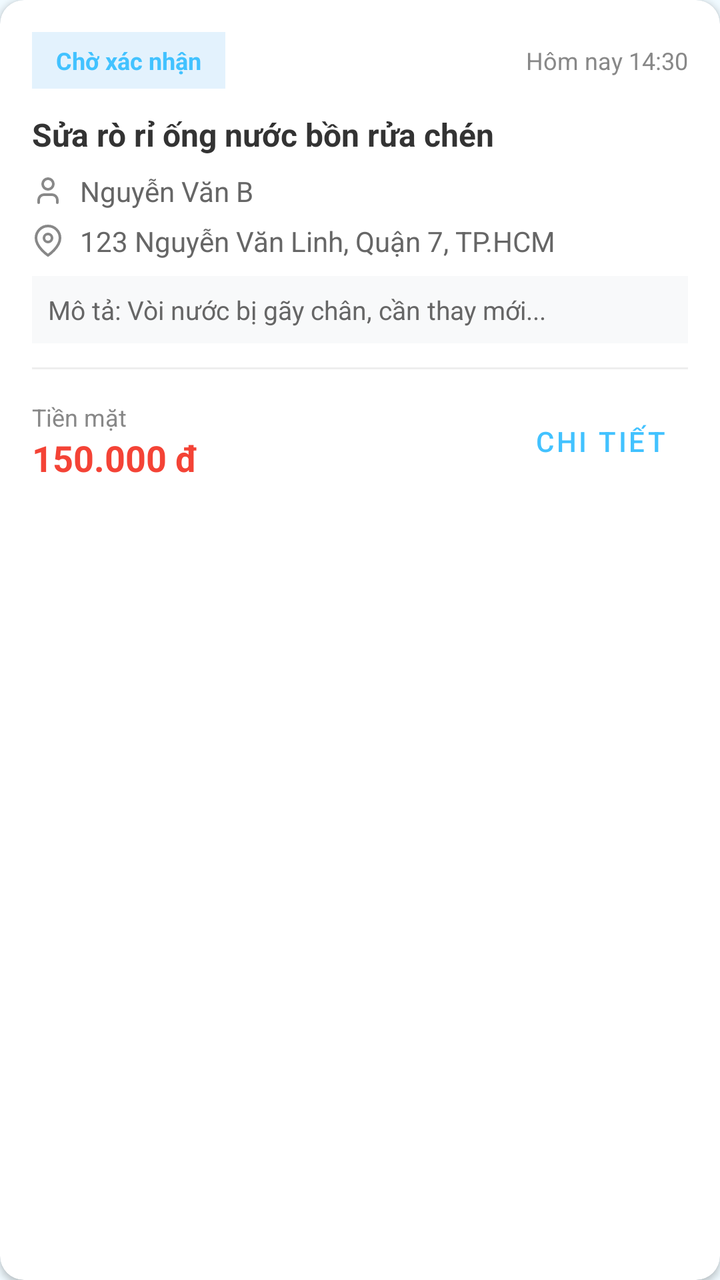
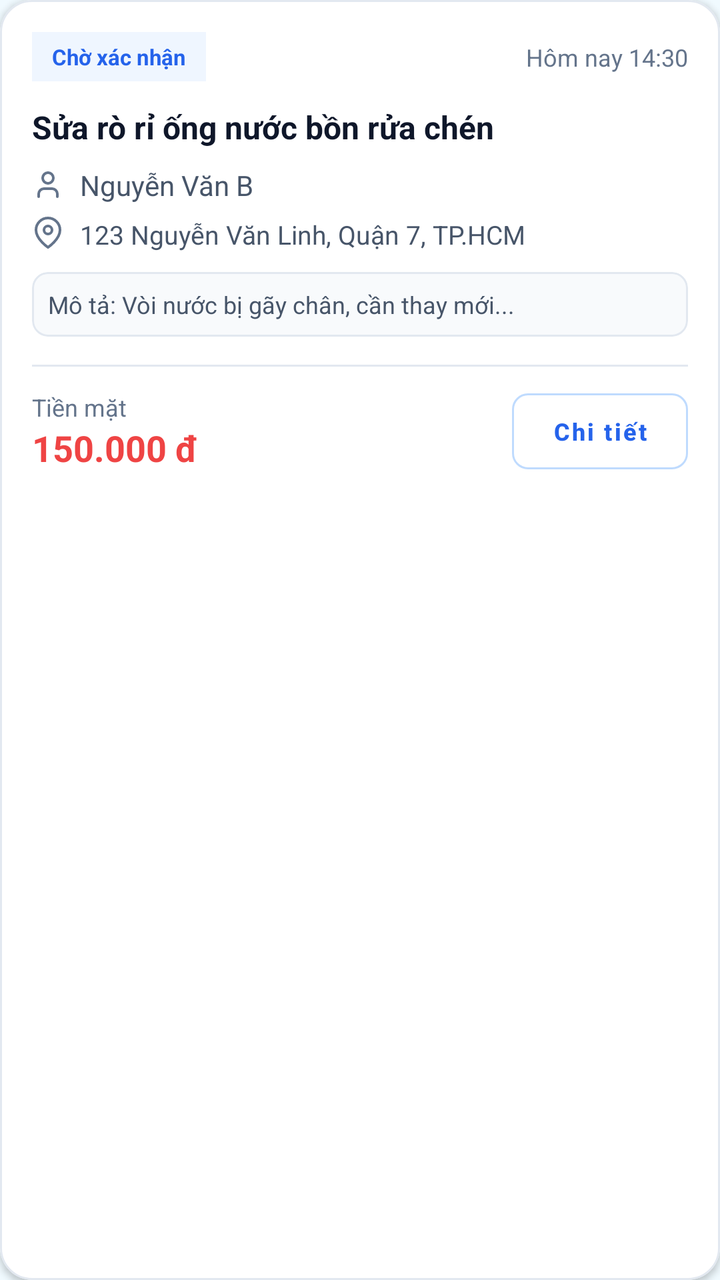

Two renders of the same Android screen: before a commit and after it. Below are the layout's source before the change and the commit's diff.
<!-- AndroidManifest.xml: application theme Theme.FixItVN -->
<!-- res/layout/item_worker_order_card.xml -->
<?xml version="1.0" encoding="utf-8"?>
<com.google.android.material.card.MaterialCardView xmlns:android="http://schemas.android.com/apk/res/android"
    xmlns:app="http://schemas.android.com/apk/res-auto"
    xmlns:tools="http://schemas.android.com/tools"
    style="@style/FixIt.Card.Content"
    android:layout_width="match_parent"
    android:layout_height="wrap_content"
    android:layout_marginBottom="12dp"
    app:cardCornerRadius="12dp">

    <LinearLayout
        android:layout_width="match_parent"
        android:layout_height="wrap_content"
        android:orientation="vertical"
        android:padding="16dp">

        <LinearLayout
            android:layout_width="match_parent"
            android:layout_height="wrap_content"
            android:gravity="center_vertical"
            android:orientation="horizontal">

            <TextView
                android:id="@+id/tvOrderStatus"
                style="@style/FixIt.Order.Badge"
                android:layout_width="wrap_content"
                android:layout_height="wrap_content"
                android:background="#E3F2FD"
                android:text="Chờ xác nhận"
                android:textColor="#42c2ff" />

            <TextView
                android:id="@+id/tvComplaintBadge"
                style="@style/FixIt.Order.Badge"
                android:layout_width="wrap_content"
                android:layout_height="wrap_content"
                android:layout_marginStart="8dp"
                android:background="#fee2e2"
                android:text="Khiếu nại"
                android:textColor="#ef4444"
                android:visibility="gone"
                tools:visibility="visible" />

            <View
                android:layout_width="0dp"
                android:layout_height="0dp"
                android:layout_weight="1" />

            <TextView
                android:id="@+id/tvOrderTime"
                android:layout_width="wrap_content"
                android:layout_height="wrap_content"
                android:text="Hôm nay 14:30"
                android:textColor="#888888"
                android:textSize="12sp" />
        </LinearLayout>

        <TextView
            android:id="@+id/tvOrderService"
            android:layout_width="match_parent"
            android:layout_height="wrap_content"
            android:layout_marginTop="12dp"
            android:text="Sửa rò rỉ ống nước bồn rửa chén"
            android:textColor="#333333"
            android:textSize="16sp"
            android:textStyle="bold" />

        <LinearLayout
            android:layout_width="match_parent"
            android:layout_height="wrap_content"
            android:layout_marginTop="8dp"
            android:gravity="center_vertical"
            android:orientation="horizontal">

            <ImageView
                android:layout_width="16dp"
                android:layout_height="16dp"
                android:src="@drawable/ic_lucide_user"
                app:tint="#888888" />

            <TextView
                android:id="@+id/tvCustomerName"
                style="@style/FixIt.Text.InfoRow"
                android:layout_width="wrap_content"
                android:layout_height="wrap_content"
                android:layout_marginStart="8dp"
                android:text="Nguyễn Văn B"
                android:textColor="#666666" />
        </LinearLayout>

        <LinearLayout
            android:layout_width="match_parent"
            android:layout_height="wrap_content"
            android:layout_marginTop="6dp"
            android:gravity="center_vertical"
            android:orientation="horizontal">

            <ImageView
                android:layout_width="16dp"
                android:layout_height="16dp"
                android:src="@drawable/ic_lucide_map_pin"
                app:tint="#888888" />

            <TextView
                android:id="@+id/tvOrderAddress"
                style="@style/FixIt.Text.InfoRow"
                android:layout_width="match_parent"
                android:layout_height="wrap_content"
                android:layout_marginStart="8dp"
                android:text="123 Nguyễn Văn Linh, Quận 7, TP.HCM"
                android:textColor="#666666" />
        </LinearLayout>

        <TextView
            android:id="@+id/tvOrderIssue"
            android:layout_width="match_parent"
            android:layout_height="wrap_content"
            android:layout_marginTop="8dp"
            android:background="#F8F9FA"
            android:padding="8dp"
            android:text="Mô tả: Vòi nước bị gãy chân, cần thay mới..."
            android:textColor="#666666"
            android:textSize="13sp"
            android:maxLines="2"
            android:ellipsize="end"/>

        <View
            android:layout_width="match_parent"
            android:layout_height="1dp"
            android:layout_marginTop="12dp"
            android:layout_marginBottom="12dp"
            android:background="#EEEEEE" />

        <RelativeLayout
            android:layout_width="match_parent"
            android:layout_height="wrap_content">

            <LinearLayout
                android:layout_width="wrap_content"
                android:layout_height="wrap_content"
                android:layout_centerVertical="true"
                android:orientation="vertical">

                <TextView
                    android:id="@+id/tvPaymentMethod"
                    android:layout_width="wrap_content"
                    android:layout_height="wrap_content"
                    android:text="Tiền mặt"
                    android:textColor="#888888"
                    android:textSize="12sp" />

                <TextView
                    android:id="@+id/tvOrderPrice"
                    android:layout_width="wrap_content"
                    android:layout_height="wrap_content"
                    android:text="150.000 đ"
                    android:textColor="#F44336"
                    android:textSize="18sp"
                    android:textStyle="bold" />
            </LinearLayout>

            <com.google.android.material.button.MaterialButton
                android:id="@+id/btnOrderDetail"
                style="@style/Widget.MaterialComponents.Button.TextButton"
                android:layout_width="wrap_content"
                android:layout_height="wrap_content"
                android:layout_alignParentEnd="true"
                android:layout_centerVertical="true"
                android:text="Chi tiết"
                android:textColor="#42c2ff"
                app:rippleColor="#2042c2ff" />
        </RelativeLayout>
    </LinearLayout>
</com.google.android.material.card.MaterialCardView>
<!-- resources referenced by this layout -->
<resources>
  <!-- drawable ic_lucide_map_pin (drawable) -->
  <vector xmlns:android="http://schemas.android.com/apk/res/android"
      android:width="24dp"
      android:height="24dp"
      android:viewportWidth="24"
      android:viewportHeight="24">
    <path
        android:pathData="M21,10c0,7 -9,13 -9,13s-9,-6 -9,-13a9,9 0,0 1,18 0z"
        android:strokeLineJoin="round"
        android:strokeWidth="2"
        android:strokeColor="#000000"
        android:strokeLineCap="round"/>
    <path
        android:pathData="M12,10m-3,0a3,3 0,1 1,6 0a3,3 0,1 1,-6 0"
        android:strokeLineJoin="round"
        android:strokeWidth="2"
        android:strokeColor="#000000"
        android:strokeLineCap="round"/>
  </vector>
  <!-- drawable ic_lucide_user (drawable) -->
  <vector xmlns:android="http://schemas.android.com/apk/res/android"
      android:width="24dp"
      android:height="24dp"
      android:viewportWidth="24"
      android:viewportHeight="24">
    <path
        android:pathData="M19,21v-2a4,4 0,0 0,-4 -4H9a4,4 0,0 0,-4 4v2"
        android:strokeLineJoin="round"
        android:strokeWidth="2"
        android:fillColor="#00000000"
        android:strokeColor="#000000"
        android:strokeLineCap="round"/>
    <path
        android:pathData="M12,7m-4,0a4,4 0,1 1,8 0a4,4 0,1 1,-8 0"
        android:strokeLineJoin="round"
        android:strokeWidth="2"
        android:fillColor="#00000000"
        android:strokeColor="#000000"
        android:strokeLineCap="round"/>
  </vector>
  <style name="FixIt.Card.Content" parent="Widget.MaterialComponents.CardView">
          <item name="cardBackgroundColor">@android:color/white</item>
          <item name="cardCornerRadius">16dp</item>
          <item name="cardElevation">2dp</item>
          <item name="strokeWidth">0dp</item>
          <item name="android:layout_marginBottom">16dp</item>
      </style>
  <style name="FixIt.Order.Badge">
          <item name="android:textSize">12sp</item>
          <item name="android:textStyle">bold</item>
          <item name="android:paddingHorizontal" tools:targetApi="26">12dp</item>
          <item name="android:paddingVertical" tools:targetApi="26">6dp</item>
      </style>
  <style name="FixIt.Text.InfoRow">
          <item name="android:textSize">14sp</item>
          <item name="android:textColor">#0d1b2a</item>
          <item name="android:layout_marginStart">12dp</item>
      </style>
  <style name="Theme.FixItVN" parent="Theme.MaterialComponents.DayNight.NoActionBar">
  
          
          <item name="colorPrimary">#42c2ff</item>
          <item name="colorPrimaryDark">#00658b</item>
          <item name="colorPrimaryVariant">#00658b</item>
          <item name="colorOnPrimary">#ffffff</item>
  
          
          <item name="colorSecondary">#42c2ff</item>
          <item name="colorSecondaryVariant">#1a9fe0</item>
          <item name="colorOnSecondary">#ffffff</item>
  
          
          <item name="android:colorBackground">#f0faff</item>
          <item name="android:windowBackground">#f0faff</item>
          <item name="colorSurface">#ffffff</item>
          <item name="colorOnSurface">#0d1b2a</item>
  
          
          <item name="android:statusBarColor">#ffffff</item>
          <item name="android:windowLightStatusBar">true</item>
  
          
          <item name="android:navigationBarColor">#ffffff</item>
  
          
          <item name="bottomNavigationStyle">@style/Widget.FixIt.BottomNavigationView</item>
  
      </style>
  <style name="Widget.FixIt.BottomNavigationView" parent="Widget.MaterialComponents.BottomNavigationView">
          <item name="itemTextAppearanceActive">@style/TextAppearance.FixIt.BottomNav</item>
          <item name="itemTextAppearanceInactive">@style/TextAppearance.FixIt.BottomNav</item>
      </style>
  <style name="TextAppearance.FixIt.BottomNav" parent="TextAppearance.MaterialComponents.Caption">
          <item name="android:textSize">10sp</item>
          <item name="android:fontFamily">sans-serif-medium</item>
      </style>
</resources>

<!-- the commit's change to res/layout/item_worker_order_card.xml (unified diff, before → after) -->
@@ -2,173 +2,212 @@
 <com.google.android.material.card.MaterialCardView xmlns:android="http://schemas.android.com/apk/res/android"
     xmlns:app="http://schemas.android.com/apk/res-auto"
     xmlns:tools="http://schemas.android.com/tools"
-    style="@style/FixIt.Card.Content"
     android:layout_width="match_parent"
     android:layout_height="wrap_content"
     android:layout_marginBottom="12dp"
-    app:cardCornerRadius="12dp">
-
-    <LinearLayout
+    app:cardCornerRadius="16dp"
+    app:cardElevation="2dp"
+    app:strokeWidth="1dp"
+    app:strokeColor="#e2e8f0"
+    app:cardBackgroundColor="@android:color/white">
+
+    <androidx.constraintlayout.widget.ConstraintLayout
         android:layout_width="match_parent"
         android:layout_height="wrap_content"
-        android:orientation="vertical"
         android:padding="16dp">
 
-        <LinearLayout
-            android:layout_width="match_parent"
-            android:layout_height="wrap_content"
-            android:gravity="center_vertical"
-            android:orientation="horizontal">
-
-            <TextView
-                android:id="@+id/tvOrderStatus"
-                style="@style/FixIt.Order.Badge"
-                android:layout_width="wrap_content"
-                android:layout_height="wrap_content"
-                android:background="#E3F2FD"
-                android:text="Chờ xác nhận"
-                android:textColor="#42c2ff" />
-
-            <TextView
-                android:id="@+id/tvComplaintBadge"
-                style="@style/FixIt.Order.Badge"
-                android:layout_width="wrap_content"
-                android:layout_height="wrap_content"
-                android:layout_marginStart="8dp"
-                android:background="#fee2e2"
-                android:text="Khiếu nại"
-                android:textColor="#ef4444"
-                android:visibility="gone"
-                tools:visibility="visible" />
-
-            <View
-                android:layout_width="0dp"
-                android:layout_height="0dp"
-                android:layout_weight="1" />
-
-            <TextView
-                android:id="@+id/tvOrderTime"
-                android:layout_width="wrap_content"
-                android:layout_height="wrap_content"
-                android:text="Hôm nay 14:30"
-                android:textColor="#888888"
-                android:textSize="12sp" />
-        </LinearLayout>
-
+        
+        <TextView
+            android:id="@+id/tvOrderStatus"
+            android:layout_width="wrap_content"
+            android:layout_height="wrap_content"
+            android:background="#eff6ff"
+            android:text="Chờ xác nhận"
+            android:textColor="#2563eb"
+            android:textSize="11sp"
+            android:textStyle="bold"
+            android:paddingHorizontal="10dp"
+            android:paddingVertical="5dp"
+            android:backgroundTint="#eff6ff"
+            app:layout_constraintStart_toStartOf="parent"
+            app:layout_constraintTop_toTopOf="parent" />
+
+        
+        <TextView
+            android:id="@+id/tvComplaintBadge"
+            android:layout_width="wrap_content"
+            android:layout_height="wrap_content"
+            android:layout_marginStart="8dp"
+            android:background="#fee2e2"
+            android:text="Khiếu nại"
+            android:textColor="#ef4444"
+            android:textSize="11sp"
+            android:textStyle="bold"
+            android:paddingHorizontal="10dp"
+            android:paddingVertical="5dp"
+            android:visibility="gone"
+            app:layout_constraintStart_toEndOf="@id/tvOrderStatus"
+            app:layout_constraintTop_toTopOf="@id/tvOrderStatus"
+            tools:visibility="visible" />
+
+        
+        <TextView
+            android:id="@+id/tvOrderTime"
+            android:layout_width="wrap_content"
+            android:layout_height="wrap_content"
+            android:text="Hôm nay 14:30"
+            android:textColor="#64748b"
+            android:textSize="12sp"
+            app:layout_constraintBottom_toBottomOf="@id/tvOrderStatus"
+            app:layout_constraintEnd_toEndOf="parent"
+            app:layout_constraintTop_toTopOf="@id/tvOrderStatus" />
+
+        
         <TextView
             android:id="@+id/tvOrderService"
-            android:layout_width="match_parent"
+            android:layout_width="0dp"
             android:layout_height="wrap_content"
             android:layout_marginTop="12dp"
             android:text="Sửa rò rỉ ống nước bồn rửa chén"
-            android:textColor="#333333"
+            android:textColor="#0f172a"
             android:textSize="16sp"
-            android:textStyle="bold" />
-
-        <LinearLayout
-            android:layout_width="match_parent"
-            android:layout_height="wrap_content"
+            android:textStyle="bold"
+            app:layout_constraintEnd_toEndOf="parent"
+            app:layout_constraintStart_toStartOf="parent"
+            app:layout_constraintTop_toBottomOf="@id/tvOrderStatus" />
+
+        
+        <ImageView
+            android:id="@+id/ivCustomerIcon"
+            android:layout_width="16dp"
+            android:layout_height="16dp"
+            android:layout_marginTop="10dp"
+            android:src="@drawable/ic_lucide_user"
+            app:tint="#64748b"
+            app:layout_constraintStart_toStartOf="parent"
+            app:layout_constraintTop_toBottomOf="@id/tvOrderService" />
+
+        
+        <TextView
+            android:id="@+id/tvCustomerName"
+            android:layout_width="0dp"
+            android:layout_height="wrap_content"
+            android:layout_marginStart="8dp"
+            android:text="Nguyễn Văn B"
+            android:textColor="#475569"
+            android:textSize="14sp"
+            app:layout_constraintBottom_toBottomOf="@id/ivCustomerIcon"
+            app:layout_constraintEnd_toEndOf="parent"
+            app:layout_constraintStart_toEndOf="@id/ivCustomerIcon"
+            app:layout_constraintTop_toTopOf="@id/ivCustomerIcon" />
+
+        
+        <ImageView
+            android:id="@+id/ivAddressIcon"
+            android:layout_width="16dp"
+            android:layout_height="16dp"
             android:layout_marginTop="8dp"
-            android:gravity="center_vertical"
-            android:orientation="horizontal">
-
-            <ImageView
-                android:layout_width="16dp"
-                android:layout_height="16dp"
-                android:src="@drawable/ic_lucide_user"
-                app:tint="#888888" />
+            android:src="@drawable/ic_lucide_map_pin"
+            app:tint="#64748b"
+            app:layout_constraintStart_toStartOf="parent"
+            app:layout_constraintTop_toBottomOf="@id/ivCustomerIcon" />
+
+        
+        <TextView
+            android:id="@+id/tvOrderAddress"
+            android:layout_width="0dp"
+            android:layout_height="wrap_content"
+            android:layout_marginStart="8dp"
+            android:text="123 Nguyễn Văn Linh, Quận 7, TP.HCM"
+            android:textColor="#475569"
+            android:textSize="13sp"
+            app:layout_constraintEnd_toEndOf="parent"
+            app:layout_constraintStart_toEndOf="@id/ivAddressIcon"
+            app:layout_constraintTop_toTopOf="@id/ivAddressIcon" />
+
+        
+        <com.google.android.material.card.MaterialCardView
+            android:id="@+id/cardIssue"
+            android:layout_width="0dp"
+            android:layout_height="wrap_content"
+            android:layout_marginTop="10dp"
+            app:cardCornerRadius="8dp"
+            app:cardElevation="0dp"
+            app:cardBackgroundColor="#f8fafc"
+            app:strokeWidth="1dp"
+            app:strokeColor="#e2e8f0"
+            app:layout_constraintEnd_toEndOf="parent"
+            app:layout_constraintStart_toStartOf="parent"
+            app:layout_constraintTop_toBottomOf="@id/tvOrderAddress">
 
             <TextView
-                android:id="@+id/tvCustomerName"
-                style="@style/FixIt.Text.InfoRow"
-                android:layout_width="wrap_content"
-                android:layout_height="wrap_content"
-                android:layout_marginStart="8dp"
-                android:text="Nguyễn Văn B"
-                android:textColor="#666666" />
-        </LinearLayout>
-
-        <LinearLayout
-            android:layout_width="match_parent"
-            android:layout_height="wrap_content"
-            android:layout_marginTop="6dp"
-            android:gravity="center_vertical"
-            android:orientation="horizontal">
-
-            <ImageView
-                android:layout_width="16dp"
-                android:layout_height="16dp"
-                android:src="@drawable/ic_lucide_map_pin"
-                app:tint="#888888" />
-
-            <TextView
-                android:id="@+id/tvOrderAddress"
-                style="@style/FixIt.Text.InfoRow"
+                android:id="@+id/tvOrderIssue"
                 android:layout_width="match_parent"
                 android:layout_height="wrap_content"
-                android:layout_marginStart="8dp"
-                android:text="123 Nguyễn Văn Linh, Quận 7, TP.HCM"
-                android:textColor="#666666" />
-        </LinearLayout>
-
-        <TextView
-            android:id="@+id/tvOrderIssue"
-            android:layout_width="match_parent"
-            android:layout_height="wrap_content"
-            android:layout_marginTop="8dp"
-            android:background="#F8F9FA"
-            android:padding="8dp"
-            android:text="Mô tả: Vòi nước bị gãy chân, cần thay mới..."
-            android:textColor="#666666"
-            android:textSize="13sp"
-            android:maxLines="2"
-            android:ellipsize="end"/>
-
+                android:padding="8dp"
+                android:text="Mô tả: Vòi nước bị gãy chân, cần thay mới..."
+                android:textColor="#475569"
+                android:textSize="12sp"
+                android:maxLines="2"
+                android:ellipsize="end" />
+        </com.google.android.material.card.MaterialCardView>
+
+        
         <View
-            android:layout_width="match_parent"
+            android:id="@+id/dividerCard"
+            android:layout_width="0dp"
             android:layout_height="1dp"
+            android:layout_marginTop="14dp"
+            android:background="#e2e8f0"
+            app:layout_constraintEnd_toEndOf="parent"
+            app:layout_constraintStart_toStartOf="parent"
+            app:layout_constraintTop_toBottomOf="@id/cardIssue" />
+
+        
+        <TextView
+            android:id="@+id/tvPaymentMethod"
+            android:layout_width="wrap_content"
+            android:layout_height="wrap_content"
             android:layout_marginTop="12dp"
-            android:layout_marginBottom="12dp"
-            android:background="#EEEEEE" />
-
-        <RelativeLayout
-            android:layout_width="match_parent"
-            android:layout_height="wrap_content">
-
-            <LinearLayout
-                android:layout_width="wrap_content"
-                android:layout_height="wrap_content"
-                android:layout_centerVertical="true"
-                android:orientation="vertical">
-
-                <TextView
-                    android:id="@+id/tvPaymentMethod"
-                    android:layout_width="wrap_content"
-                    android:layout_height="wrap_content"
-                    android:text="Tiền mặt"
-                    android:textColor="#888888"
-                    android:textSize="12sp" />
-
-                <TextView
-                    android:id="@+id/tvOrderPrice"
-                    android:layout_width="wrap_content"
-                    android:layout_height="wrap_content"
-                    android:text="150.000 đ"
-                    android:textColor="#F44336"
-                    android:textSize="18sp"
-                    android:textStyle="bold" />
-            </LinearLayout>
-
-            <com.google.android.material.button.MaterialButton
-                android:id="@+id/btnOrderDetail"
-                style="@style/Widget.MaterialComponents.Button.TextButton"
-                android:layout_width="wrap_content"
-                android:layout_height="wrap_content"
-                android:layout_alignParentEnd="true"
-                android:layout_centerVertical="true"
-                android:text="Chi tiết"
-                android:textColor="#42c2ff"
-                app:rippleColor="#2042c2ff" />
-        </RelativeLayout>
-    </LinearLayout>
+            android:text="Tiền mặt"
+            android:textColor="#64748b"
+            android:textSize="12sp"
+            app:layout_constraintStart_toStartOf="parent"
+            app:layout_constraintTop_toBottomOf="@id/dividerCard" />
+
+        
+        <TextView
+            android:id="@+id/tvOrderPrice"
+            android:layout_width="wrap_content"
+            android:layout_height="wrap_content"
+            android:text="150.000 đ"
+            android:textColor="#ef4444"
+            android:textSize="18sp"
+            android:textStyle="bold"
+            app:layout_constraintStart_toStartOf="parent"
+            app:layout_constraintTop_toBottomOf="@id/tvPaymentMethod" />
+
+        
+        <com.google.android.material.button.MaterialButton
+            android:id="@+id/btnOrderDetail"
+            style="@style/Widget.MaterialComponents.Button.OutlinedButton"
+            android:layout_width="wrap_content"
+            android:layout_height="38dp"
+            android:text="Chi tiết"
+            android:textColor="#2563eb"
+            android:textSize="12sp"
+            android:textStyle="bold"
+            android:textAllCaps="false"
+            android:paddingHorizontal="12dp"
+            android:paddingVertical="0dp"
+            android:insetTop="0dp"
+            android:insetBottom="0dp"
+            app:strokeColor="#bfdbfe"
+            app:strokeWidth="1dp"
+            app:cornerRadius="8dp"
+            app:rippleColor="#102563eb"
+            app:layout_constraintBottom_toBottomOf="@id/tvOrderPrice"
+            app:layout_constraintEnd_toEndOf="parent"
+            app:layout_constraintTop_toTopOf="@id/tvPaymentMethod" />
+    </androidx.constraintlayout.widget.ConstraintLayout>
 </com.google.android.material.card.MaterialCardView>
<!-- resource entries referenced after the edit -->
@@ -40,24 +40,6 @@
         android:strokeColor="#000000"
         android:strokeLineCap="round"/>
   </vector>
-  <style name="FixIt.Card.Content" parent="Widget.MaterialComponents.CardView">
-          <item name="cardBackgroundColor">@android:color/white</item>
-          <item name="cardCornerRadius">16dp</item>
-          <item name="cardElevation">2dp</item>
-          <item name="strokeWidth">0dp</item>
-          <item name="android:layout_marginBottom">16dp</item>
-      </style>
-  <style name="FixIt.Order.Badge">
-          <item name="android:textSize">12sp</item>
-          <item name="android:textStyle">bold</item>
-          <item name="android:paddingHorizontal" tools:targetApi="26">12dp</item>
-          <item name="android:paddingVertical" tools:targetApi="26">6dp</item>
-      </style>
-  <style name="FixIt.Text.InfoRow">
-          <item name="android:textSize">14sp</item>
-          <item name="android:textColor">#0d1b2a</item>
-          <item name="android:layout_marginStart">12dp</item>
-      </style>
   <style name="Theme.FixItVN" parent="Theme.MaterialComponents.DayNight.NoActionBar">
   
           
